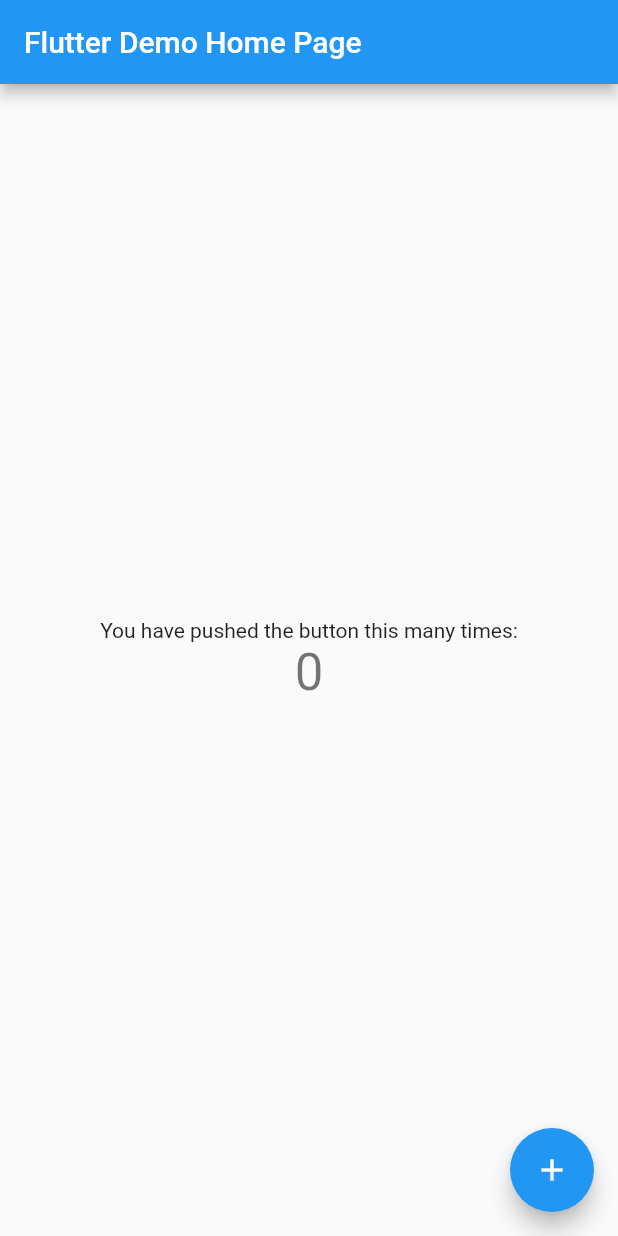
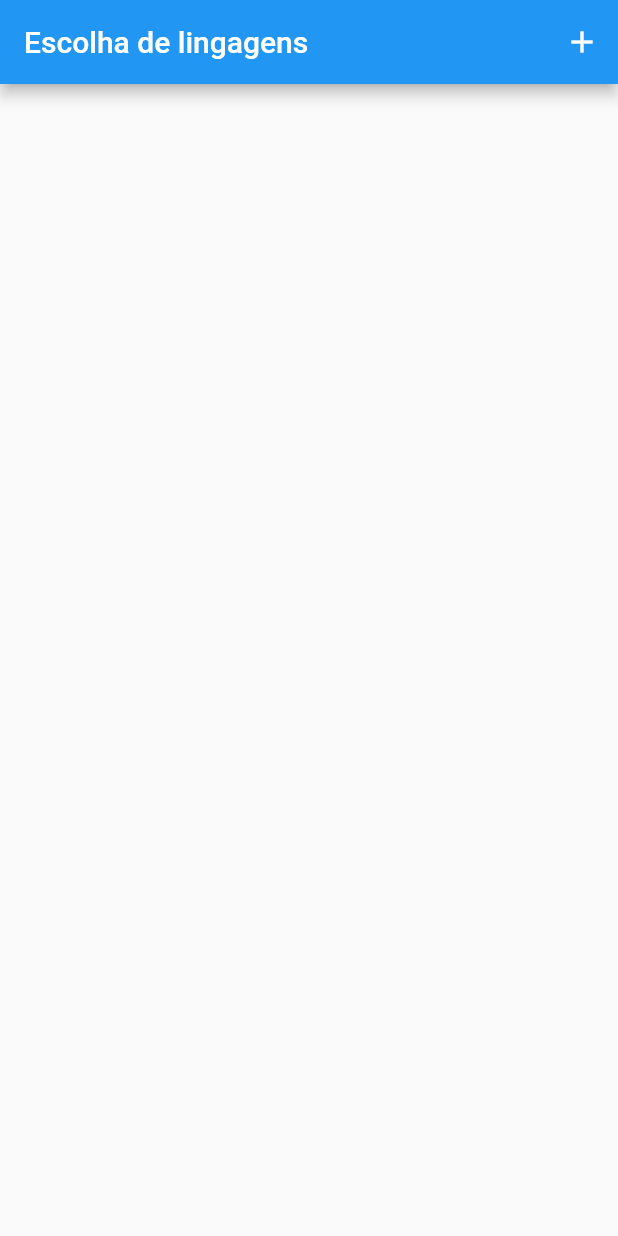
Before and after one commit to GabLuisi/flutter_states_widgets_routes, a Flutter app: the screen it shows after launch, on a phone screen of 412 x 824 dp. Run offline on Flutter 3.47's test engine with Material 2 defaults, Android fonts, the phone set to English and light mode, and no system bars.

Commit message:
app final

```diff
--- a/lib/main.dart
+++ b/lib/main.dart
@@ -1,4 +1,7 @@
 import 'package:flutter/material.dart';
+import 'package:flutter_states_widgets_routes/customs/itemList.dart';
+import 'package:flutter_states_widgets_routes/models/Language.dart';
+import 'package:flutter_states_widgets_routes/screens/AddLanguage.dart';
 
 void main() {
   runApp(const MyApp());
@@ -7,109 +10,77 @@ void main() {
 class MyApp extends StatelessWidget {
   const MyApp({Key? key}) : super(key: key);
 
-  // This widget is the root of your application.
   @override
   Widget build(BuildContext context) {
     return MaterialApp(
       title: 'Flutter Demo',
       theme: ThemeData(
-        // This is the theme of your application.
-        //
-        // Try running your application with "flutter run". You'll see the
-        // application has a blue toolbar. Then, without quitting the app, try
-        // changing the primarySwatch below to Colors.green and then invoke
-        // "hot reload" (press "r" in the console where you ran "flutter run",
-        // or simply save your changes to "hot reload" in a Flutter IDE).
-        // Notice that the counter didn't reset back to zero; the application
-        // is not restarted.
         primarySwatch: Colors.blue,
       ),
-      home: const MyHomePage(title: 'Flutter Demo Home Page'),
+      initialRoute: "/",
+      routes: {
+        "/" : (context) => const MyHomePage(),
+        "/add" : (context) => AddLanguage(),
+      },
     );
   }
 }
 
 class MyHomePage extends StatefulWidget {
-  const MyHomePage({Key? key, required this.title}) : super(key: key);
-
-  // This widget is the home page of your application. It is stateful, meaning
-  // that it has a State object (defined below) that contains fields that affect
-  // how it looks.
-
-  // This class is the configuration for the state. It holds the values (in this
-  // case the title) provided by the parent (in this case the App widget) and
-  // used by the build method of the State. Fields in a Widget subclass are
-  // always marked "final".
-
-  final String title;
+  const MyHomePage({Key? key}) : super(key: key);
 
   @override
   State<MyHomePage> createState() => _MyHomePageState();
 }
 
 class _MyHomePageState extends State<MyHomePage> {
-  int _counter = 0;
+  List<Language> languages = [];
 
-  void _incrementCounter() {
-    setState(() {
-      // This call to setState tells the Flutter framework that something has
-      // changed in this State, which causes it to rerun the build method below
-      // so that the display can reflect the updated values. If we changed
-      // _counter without calling setState(), then the build method would not be
-      // called again, and so nothing would appear to happen.
-      _counter++;
+  @override
+  Widget build(BuildContext context) {
+    return Scaffold(
+        appBar: AppBar(
+          title: const Text("Escolha de lingagens"),
+          actions: [
+            IconButton(
+              onPressed: _goToNewLanguage,
+              icon: const Icon(Icons.add)
+            )
+          ],
+        ),
+        body: Column(children: [
+          Wrap(spacing: 10, children: buildChoices()),
+          Expanded(child: ListView(children: buildListItens()))
+        ]));
+  }
+
+  void _goToNewLanguage(){
+    Future future = Navigator.pushNamed(context, "/add");
+    future.then((language) => {
+      setState((){
+        languages.add(language);
+      })
     });
   }
 
-  @override
-  Widget build(BuildContext context) {
-    // This method is rerun every time setState is called, for instance as done
-    // by the _incrementCounter method above.
-    //
-    // The Flutter framework has been optimized to make rerunning build methods
-    // fast, so that you can just rebuild anything that needs updating rather
-    // than having to individually change instances of widgets.
-    return Scaffold(
-      appBar: AppBar(
-        // Here we take the value from the MyHomePage object that was created by
-        // the App.build method, and use it to set our appbar title.
-        title: Text(widget.title),
-      ),
-      body: Center(
-        // Center is a layout widget. It takes a single child and positions it
-        // in the middle of the parent.
-        child: Column(
-          // Column is also a layout widget. It takes a list of children and
-          // arranges them vertically. By default, it sizes itself to fit its
-          // children horizontally, and tries to be as tall as its parent.
-          //
-          // Invoke "debug painting" (press "p" in the console, choose the
-          // "Toggle Debug Paint" action from the Flutter Inspector in Android
-          // Studio, or the "Toggle Debug Paint" command in Visual Studio Code)
-          // to see the wireframe for each widget.
-          //
-          // Column has various properties to control how it sizes itself and
-          // how it positions its children. Here we use mainAxisAlignment to
-          // center the children vertically; the main axis here is the vertical
-          // axis because Columns are vertical (the cross axis would be
-          // horizontal).
-          mainAxisAlignment: MainAxisAlignment.center,
-          children: <Widget>[
-            const Text(
-              'You have pushed the button this many times:',
-            ),
-            Text(
-              '$_counter',
-              style: Theme.of(context).textTheme.headline4,
-            ),
-          ],
-        ),
-      ),
-      floatingActionButton: FloatingActionButton(
-        onPressed: _incrementCounter,
-        tooltip: 'Increment',
-        child: const Icon(Icons.add),
-      ), // This trailing comma makes auto-formatting nicer for build methods.
-    );
+  List<Widget> buildChoices(){
+    return languages.map((language) => ChoiceChip(
+            label: Text(language.title),
+                selected: language.selected,
+                onSelected: (value) {
+                  setState(() {
+                    language.selected = value;
+                  });
+                }),).toList();
   }
+
+  List<Widget> buildListItens() {
+    return languages
+      .where((language) => language.selected)
+      .map((language) => getItemList(language.title, language.subtitle,
+        language.icon != null ? language.icon! : Icons.blur_circular))
+        .toList();
+  }
+
+  //final Widget appleSvg = SvgPicture.asset('images/apple.svg');
 }
--- /dev/null
+++ b/lib/models/Language.dart
@@ -0,0 +1,10 @@
+import 'package:flutter/cupertino.dart';
+
+class Language {
+  final String title;
+  final String subtitle;
+  IconData? icon;
+  bool selected = false;
+
+  Language(this.title, this.subtitle);
+}
--- a/pubspec.yaml
+++ b/pubspec.yaml
@@ -34,6 +34,7 @@ dependencies:
   # The following adds the Cupertino Icons font to your application.
   # Use with the CupertinoIcons class for iOS style icons.
   cupertino_icons: ^1.0.2
+  flutter_svg: ^1.0.3
 
 dev_dependencies:
   flutter_test:
```
Also changed, not shown: lib/Screens/AddLanguage.dart (added, +64 -0 lines), lib/customs/ItemList.dart (added, +10 -0 lines), pubspec.lock.
